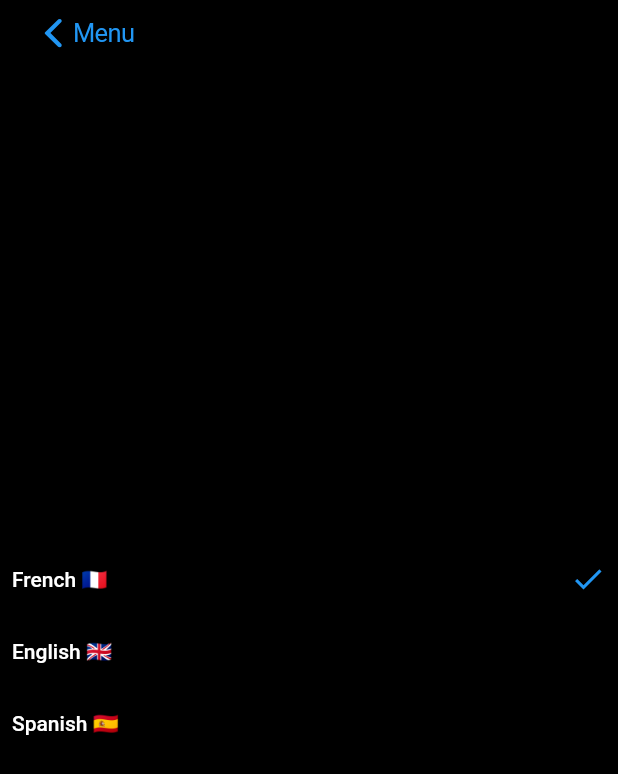
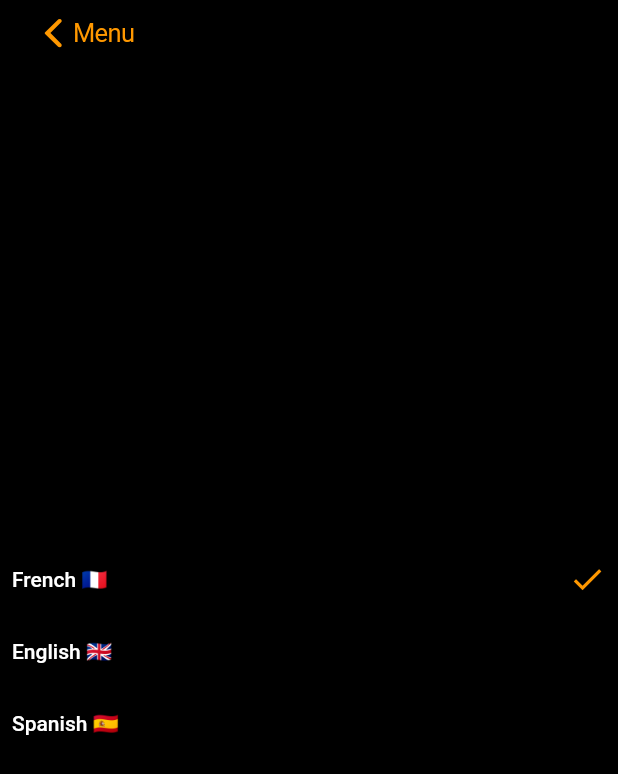
Before and after one commit to A-French-PngHash/Vocab-Flutter, a Flutter app: the screen it shows after launch, after a tap on "Original Language", on a phone screen of 412 x 824 dp. Shown: the top 774 px of the screen. Run offline on Flutter 3.47's test engine with Material 2 defaults, Android fonts, the phone set to English and light mode, and no system bars; our stand-ins replace bloc, flutter_bloc, freezed_annotation, shared_preferences, sqflite; accounts and stored records are empty; Roboto replaces fonts that are missing (SanFrancisco).

Commit message:
:lipstick: Beginning setup of a global theme.

```diff
--- a/lib/Data/DatabaseHandler.dart
+++ b/lib/Data/DatabaseHandler.dart
@@ -21,7 +21,7 @@ class DatabaseHandler {
         onCreate: (db, version) async {
           // Run the CREATE TABLE statement on the database.
           await db.execute(
-            "CREATE TABLE Session ( id INTEGER PRIMARY KEY AUTOINCREMENT UNIQUE NOT NULL, beginDate TEXT, endDate TEXT, wordCount INTEGER, completed BOOLEAN NOT NULL DEFAULT (1), user TEXT NOT NULL, themes TEXT NOT NULL);",
+            "CREATE TABLE Session ( id INTEGER PRIMARY KEY AUTOINCREMENT UNIQUE NOT NULL, beginDate TEXT, endDate TEXT, wordCount INTEGER, completed BOOLEAN NOT NULL DEFAULT (1), user TEXT NOT NULL);",
           );
           await db.execute(
               "CREATE TABLE Word (wordShown TEXT NOT NULL, expectedTranslation TEXT NOT NULL, inputedTranslation TEXT NOT NULL, scoreWhenShown DOUBLE, sessionId BIGINT REFERENCES Session (id) NOT NULL);");
@@ -30,7 +30,7 @@ class DatabaseHandler {
           await db.execute("DROP TABLE IF EXISTS Word;");
           await db.execute("DROP TABLE IF EXISTS Session;");
           await db.execute(
-            "CREATE TABLE Session ( id INTEGER PRIMARY KEY AUTOINCREMENT UNIQUE NOT NULL, beginDate TEXT, endDate TEXT, wordCount INTEGER, completed BOOLEAN NOT NULL DEFAULT (1), user TEXT NOT NULL, themes TEXT NOT NULL);",
+            "CREATE TABLE Session ( id INTEGER PRIMARY KEY AUTOINCREMENT UNIQUE NOT NULL, beginDate TEXT, endDate TEXT, wordCount INTEGER, completed BOOLEAN NOT NULL DEFAULT (1), user TEXT NOT NULL);",
           );
           await db.execute(
               "CREATE TABLE Word (wordShown TEXT NOT NULL, expectedTranslation TEXT NOT NULL, inputedTranslation TEXT NOT NULL, scoreWhenShown DOUBLE, sessionId BIGINT REFERENCES Session (id) NOT NULL);");
--- a/lib/Data/Model/session.dart
+++ b/lib/Data/Model/session.dart
@@ -7,7 +7,6 @@ class Session {
   DateTime? endDate;
   int wordCount;
   String user;
-  List<String> themes;
 
   Session(
       {required this.correct,
@@ -38,8 +37,7 @@ class Session {
       "beginDate": beginDate.toIso8601String(),
       "endDate": endDate == null ? null : endDate!.toIso8601String(),
       "wordCount": wordCount,
-      "user": user,
-      "themes" : themes.to
+      "user": user
     };
   }
 }
--- a/lib/Interface/Elements/language_picker/picker.dart
+++ b/lib/Interface/Elements/language_picker/picker.dart
@@ -42,18 +42,11 @@ class Picker extends StatelessWidget {
         children: [
           Text(
             description,
-            style: TextStyle(fontSize: 17, color: Colors.white),
+            style: Theme.of(context).textTheme.bodyText2,
           ), // Text describing what the picker is selecting.
           Spacer(),
-          Text(
-            currently_selected,
-            style: TextStyle(color: Color(0xFF94949B), fontSize: 17),
-          ),
-          Icon(
-            Icons.keyboard_arrow_right_rounded,
-            size: 25,
-            color: Color(0xFF94949B),
-          ),
+          Text(currently_selected, style: TextStyle(color: Color(0xFF94949B), fontSize: 17)),
+          Icon(Icons.keyboard_arrow_right_rounded),
         ],
       ),
       onPressed: () async {
--- a/lib/Interface/Pages/main_menu_page.dart
+++ b/lib/Interface/Pages/main_menu_page.dart
@@ -78,7 +78,7 @@ class MainMenuPage extends StatelessWidget {
                     children: [
                       Text(
                         "Vocab",
-                        style: TextStyle(fontSize: 40, color: Colors.white, fontWeight: FontWeight.bold),
+                        style: Theme.of(context).textTheme.headline1,
                       )
                     ],
                     mainAxisAlignment: MainAxisAlignment.start,
@@ -178,7 +178,7 @@ class MainMenuPage extends StatelessWidget {
                             padding: EdgeInsets.symmetric(horizontal: 10),
                             child: Text(
                               "Session length",
-                              style: TextStyle(fontSize: 17),
+                              style: Theme.of(context).textTheme.bodyText2,
                             ),
                           ),
                           Spacer(),
@@ -210,14 +210,6 @@ class MainMenuPage extends StatelessWidget {
                 Row(
                   mainAxisAlignment: MainAxisAlignment.center,
                   children: [
-                    if (hasSessionToContinue)
-                      GradientButton(
-                        color: GradientButtonColor.blue,
-                        text: "Continue previous session",
-                        onPressed: () {
-                          print("TODO : continue the session");
-                        },
-                      ),
                     GradientButton(
                         text: "Start",
                         onPressed: () {
--- a/lib/Services/word_service.dart
+++ b/lib/Services/word_service.dart
@@ -29,15 +29,6 @@ class WordService {
       _pickWord();
       loaded();
     });
-  }
-
-  WordService.loadExistingSession(int sessionId) async {
-    final session = DbSessionRepo.getSession(sessionId);
-  }
-
-  void loadExistingSession(int sessionId) async {
-    final session = await DbSessionRepo.getSession(sessionId);
-    final words = await DbWordRepo.getWords(sessionId);
   }
 
   /// Pick a new word.
--- a/lib/themes.dart
+++ b/lib/themes.dart
@@ -3,10 +3,14 @@ import 'package:flutter/material.dart';
 class Themes {
   final theme1 = ThemeData(
     scaffoldBackgroundColor: Colors.black,
-    textTheme: TextTheme(
-      bodyText1: TextStyle(),
-      bodyText2: TextStyle(),
+    brightness: Brightness.dark,
+    colorScheme: ColorScheme.dark(primary: Colors.orange),
+    textTheme: const TextTheme(
+      headline1: TextStyle(fontSize: 50),
+      bodyText2: TextStyle(fontSize: 17),
+      bodyText1: TextStyle(color: Color(0xFF94949B), fontSize: 17),
     ).apply(bodyColor: Colors.white, displayColor: Colors.white),
     fontFamily: "SanFrancisco",
+    iconTheme: IconThemeData(color: Color(0xFF94949B), size: 25),
   );
 }
```
